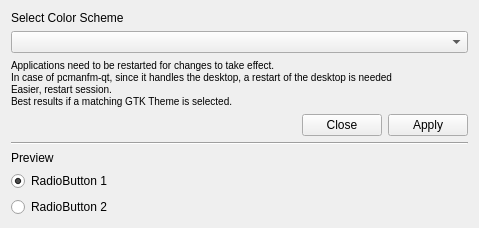
Above: data/designer/main_exp.ui from hmollercl/lubuntu-breeze-config before the change. Below: the same form after it.
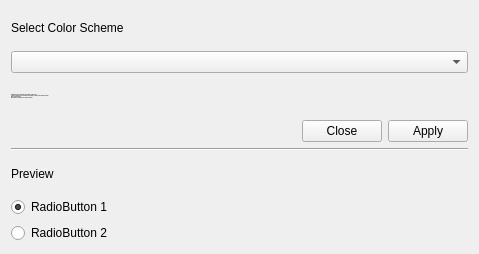
That is the form after the change. Icons and pictures are not drawn.

```diff
--- a/data/designer/main_exp.ui
+++ b/data/designer/main_exp.ui
@@ -7,7 +7,7 @@
     <x>0</x>
     <y>0</y>
     <width>479</width>
-    <height>227</height>
+    <height>254</height>
    </rect>
   </property>
   <property name="windowTitle">
@@ -33,10 +33,21 @@
    </item>
    <item>
     <widget class="QLabel" name="note">
+     <property name="font">
+      <font>
+       <pointsize>-1</pointsize>
+      </font>
+     </property>
      <property name="text">
-      <string>&lt;font size=&quot;-1&quot;&gt;Applications need to be restarted for changes to take effect.&lt;br&gt;
+      <string>Applications need to be restarted for changes to take effect.&lt;br&gt;
 In case of pcmanfm-qt, since it handles the desktop, a restart of the desktop is needed&lt;br/&gt;
-Easier, restart session.&lt;br/&gt;Best results if a matching GTK Theme is selected.&lt;/font&gt;</string>
+Easier, restart session.&lt;br/&gt;Best results if a matching GTK Theme is selected.</string>
+     </property>
+     <property name="scaledContents">
+      <bool>true</bool>
+     </property>
+     <property name="wordWrap">
+      <bool>false</bool>
      </property>
     </widget>
    </item>
```
